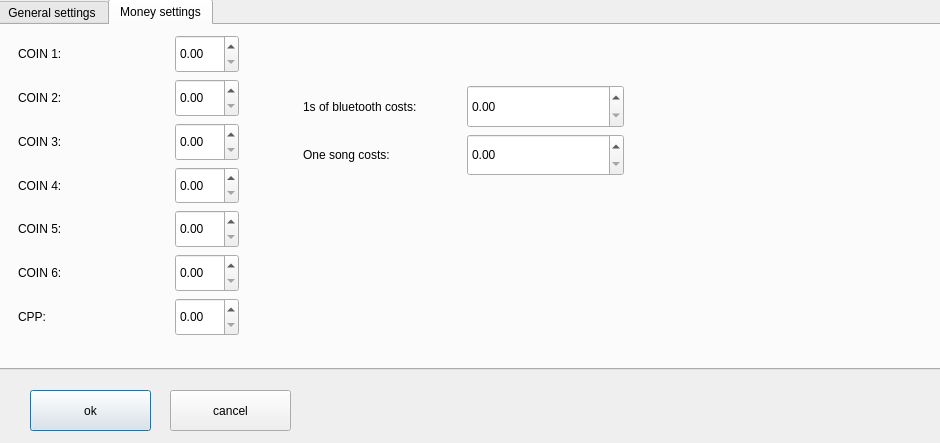
First picture: the form in blue-app/ui/Settings.ui, repository matus-u/sz-bluetooth, before the edit.
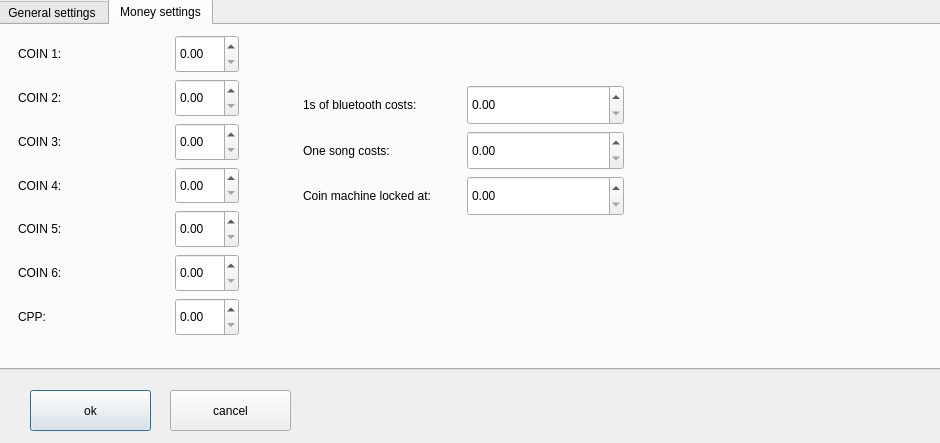
Second picture: the form after the edit. The open tabs and pages were chosen to show the change.

Commit message: implement coin lock machine (withouth serial ping pong) and hw error handling

What changed in the file:
```diff
--- a/blue-app/ui/Settings.ui
+++ b/blue-app/ui/Settings.ui
@@ -455,13 +455,13 @@
       </item>
      </layout>
     </widget>
-    <widget class="QWidget" name="">
+    <widget class="QWidget" name="layoutWidget">
      <property name="geometry">
       <rect>
        <x>305</x>
        <y>60</y>
        <width>321</width>
-       <height>91</height>
+       <height>131</height>
       </rect>
      </property>
      <layout class="QGridLayout" name="gridLayout_3">
@@ -505,6 +505,23 @@
         </property>
        </widget>
       </item>
+      <item row="2" column="0">
+       <widget class="QLabel" name="label_15">
+        <property name="text">
+         <string>Coin machine locked at:</string>
+        </property>
+       </widget>
+      </item>
+      <item row="2" column="1">
+       <widget class="QDoubleSpinBox" name="coinLockLevel">
+        <property name="sizePolicy">
+         <sizepolicy hsizetype="Minimum" vsizetype="Preferred">
+          <horstretch>0</horstretch>
+          <verstretch>0</verstretch>
+         </sizepolicy>
+        </property>
+       </widget>
+      </item>
      </layout>
     </widget>
    </widget>
```
Left out of the diff: 2 changed lines with no effect on the pictures. The commit also changes 9 other files.
